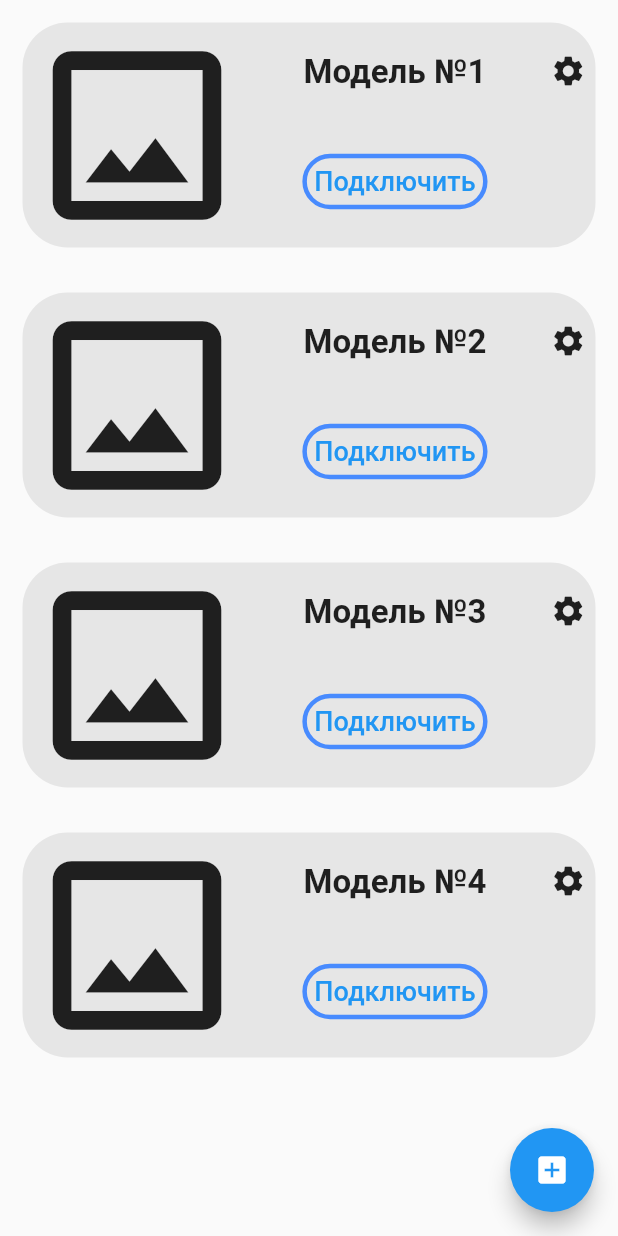
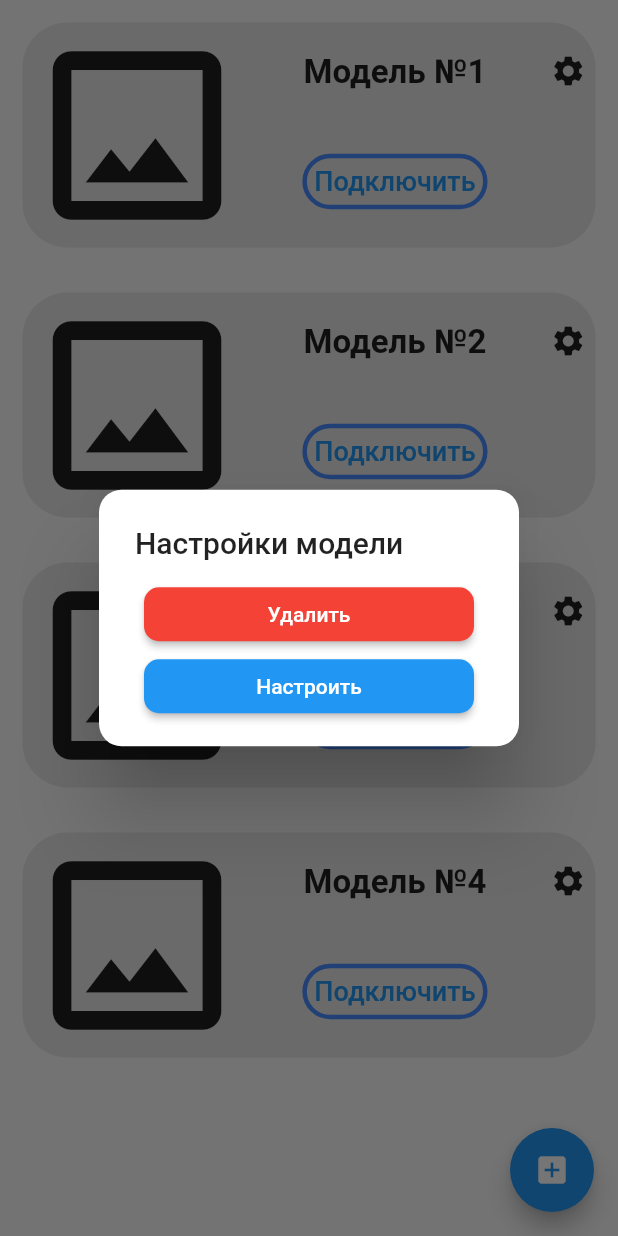
Before and after one commit to Gambit-mobile-dev/gambit_board_controller_app, a Flutter app: the DevicesPage screen opened directly, after a tap on the "settings" icon, on a phone screen of 412 x 824 dp. Run offline on Flutter 3.47's test engine with Material 2 defaults, Android fonts, the light colour scheme and no system bars; our stand-ins replace lottie; missing offline and left inert: flutter_chess_board.

```diff
--- a/lib/pages/devicesPage.dart
+++ b/lib/pages/devicesPage.dart
@@ -12,6 +12,8 @@ class DevicesPage extends StatefulWidget {
 
 class _DevicesPageState extends State<DevicesPage> {
 
+  late int deviceid;
+
   List<Device> devices = <Device>[
     Device(1, 'Модель №1', 'Подключить'),
     Device(2, 'Модель №2', 'Подключить'),
@@ -19,7 +21,47 @@ class _DevicesPageState extends State<DevicesPage> {
     Device(4, 'Модель №4', 'Подключить')
   ];
 
-
+  Widget buildDeviceDialog(int selectedDeviceid, BuildContext context) {
+    return SimpleDialog(
+      shape: RoundedRectangleBorder(borderRadius: BorderRadius.circular(15.0)),
+      title: Text('Настройки модели'),
+      children: [
+        Container(
+          margin: EdgeInsets.symmetric(horizontal: 30),
+          child: ElevatedButton(
+              onPressed: (){
+                setState(() {
+                  selectedDeviceid;
+                  devices.removeAt(selectedDeviceid);
+                  Navigator.pop(context, true);
+                });
+              },
+              style: ButtonStyle(
+                shape: MaterialStateProperty.all<RoundedRectangleBorder>(
+                  RoundedRectangleBorder(
+                    borderRadius: BorderRadius.circular(10.0),
+                  )
+                ),
+                backgroundColor: MaterialStateProperty.all<Color>(Colors.red),
+              ),
+              child: Text('Удалить')),
+        ),
+        Container(
+          margin: EdgeInsets.symmetric(horizontal: 30),
+          child: ElevatedButton(
+              onPressed: (){},
+              style: ButtonStyle(
+                shape: MaterialStateProperty.all<RoundedRectangleBorder>(
+                    RoundedRectangleBorder(
+                      borderRadius: BorderRadius.circular(10.0),
+                    )
+                ),
+              ),
+              child: Text('Настроить')),
+        ),
+      ],
+    );
+  }
 
   @override
   Widget build(BuildContext context) {
@@ -97,7 +139,11 @@ class _DevicesPageState extends State<DevicesPage> {
                                     child: Padding(
                                       padding: const EdgeInsets.only(top: 8),
                                       child: IconButton(
-                                        onPressed: () {},
+                                        onPressed: () {
+                                          showDialog(context: context, builder: (BuildContext context) {
+                                            return buildDeviceDialog(index, context);
+                                          });
+                                        },
                                         icon: Icon(Icons.settings),
                                       ),
                                     ),
@@ -112,36 +158,25 @@ class _DevicesPageState extends State<DevicesPage> {
     ),
     floatingActionButton: FloatingActionButton(
       onPressed: () {
+        deviceid = devices.last.id;
+        deviceid++;
         showDialog(context: context, builder: (BuildContext context) {
           return SimpleDialog(
+            shape: RoundedRectangleBorder(borderRadius: BorderRadius.circular(15.0)),
             title: Text('Добавить устройство'),
             children: [
               SimpleDialogOption(
                 child: TextButton(
-                  child: Text('Модель №5'),
+                  child: Text('Модель №${deviceid}'),
                   onPressed: () {
                     setState(() {
-                      devices.add(Device(5, 'Модель №5', 'Подключить'));
+                      devices.add(Device(deviceid, 'Модель №$deviceid', 'Подключить'));
+                      Navigator.pop(context, true);
                     });
                   },
                 ),
               ),
-              SimpleDialogOption(
-                child: TextButton(
-                  child: Text('Модель №6'),
-                  onPressed: () {
-                    setState(() {
-                      devices.add(Device(6, 'Модель №6', 'Подключить'));
-                    });
-                  },
-                ),
-              )
             ]
-              // color: Colors.white,
-              // margin: EdgeInsets.symmetric(vertical: 100, horizontal: 10),
-              // width: double.infinity,
-              // height: double.infinity,
-              // child: Text('bf'),
           );
         });
 
@@ -155,8 +190,8 @@ class _DevicesPageState extends State<DevicesPage> {
 }
 
 class Device {
-  final int id;
-  final String nameModel;
+  int id;
+  String nameModel;
   String isConnected;
   Device(this.id, this.nameModel, this.isConnected);
 }
--- a/lib/pages/loginScreen.dart
+++ b/lib/pages/loginScreen.dart
@@ -89,7 +89,7 @@ class _LoginScreenState extends State<LoginScreen> {
     return Container(
       alignment: Alignment.centerRight,
       child: TextButton(
-        onPressed: () => print("Forgot Password pressed"),
+        onPressed: () {},
         child: Text(
           'Забыли пароль?',
           style: TextStyle(color: Colors.black54, fontStyle: FontStyle.italic),
```
Also changed, not shown: lib/pages/gamePage.dart (+15 -3 lines).
